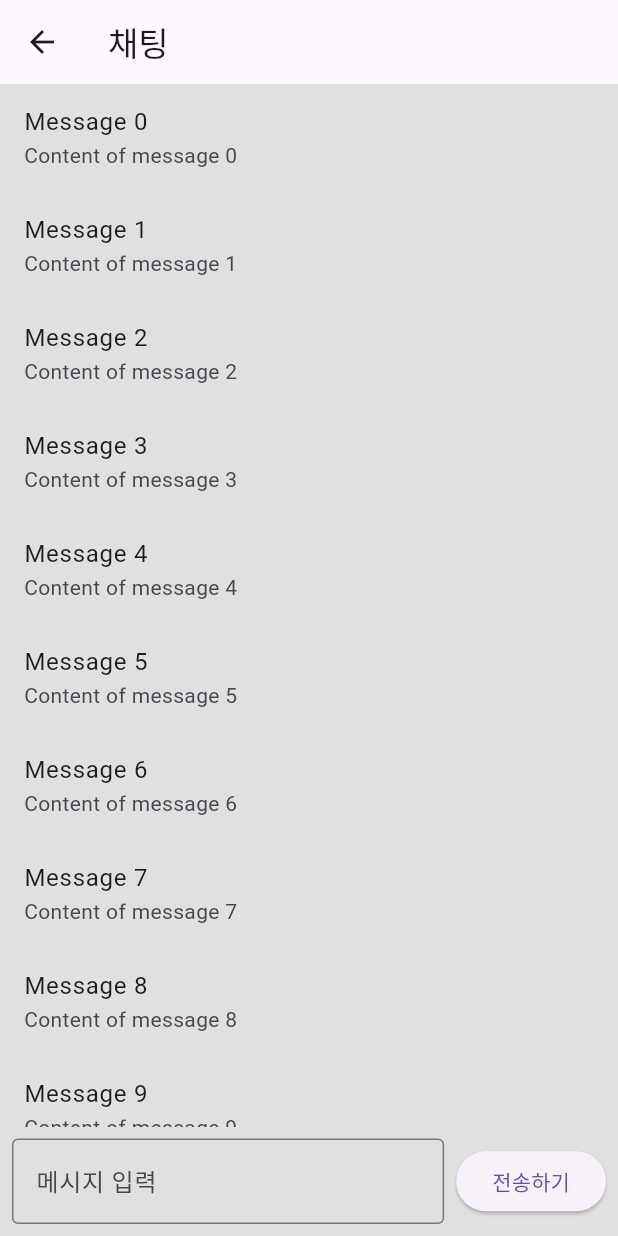
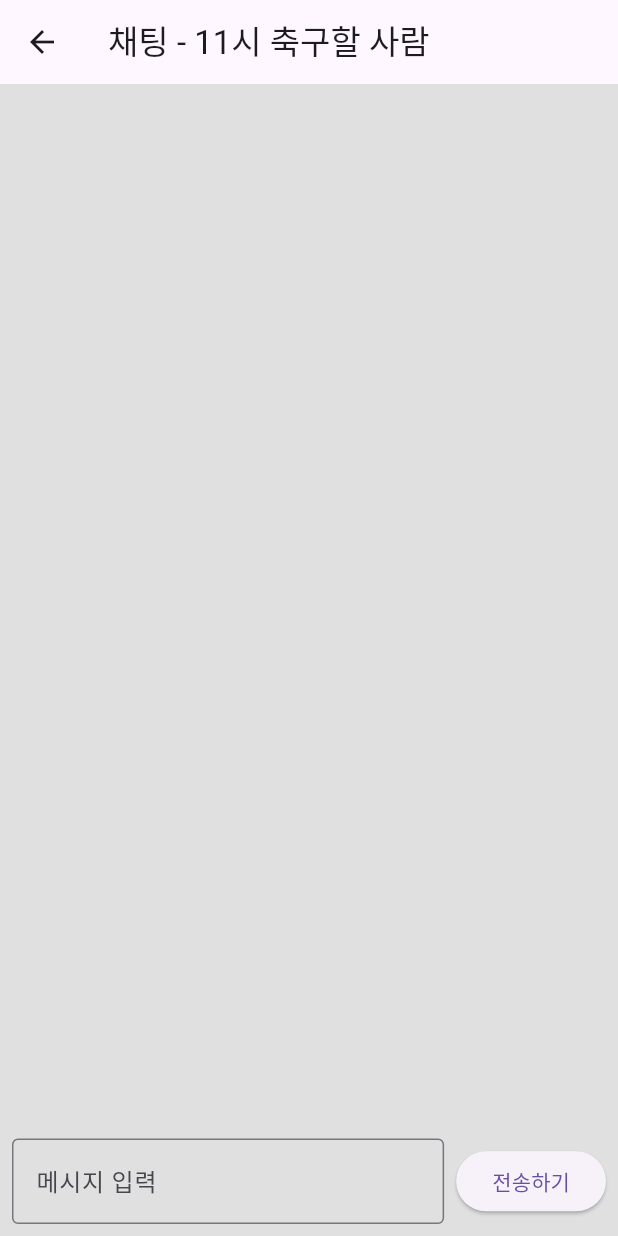
Before and after one commit to smu-flutter-project/smu_sports_matching, a Flutter app: the MeetScreen screen opened directly, after a tap on "11시 축구할 사람", on a phone screen of 412 x 824 dp. Run offline on Flutter 3.47's test engine with Material 3 defaults, Android fonts, the phone set to English and light mode, and no system bars; our stand-ins replace firebase_core, go_router, google_maps_flutter, shared_preferences, table_calendar; accounts and stored records are empty.

Commit message:
댓글 작업 완료

```diff
--- a/lib/screen/components/chat_screen.dart
+++ b/lib/screen/components/chat_screen.dart
@@ -1,24 +1,78 @@
 import 'package:flutter/material.dart';
+import 'package:shared_preferences/shared_preferences.dart';
+import 'dart:convert';
 
-// 채팅 화면
-class ChatScreen extends StatelessWidget {
-  const ChatScreen({Key? key}) : super(key: key);
+class ChatScreen extends StatefulWidget {
+  final String chatId;
+
+  const ChatScreen({Key? key, required this.chatId}) : super(key: key);
+
+  @override
+  State<ChatScreen> createState() => _ChatScreenState();
+}
+
+class _ChatScreenState extends State<ChatScreen> {
+  final TextEditingController _messageController = TextEditingController();
+  List<String> _messages = []; // 메시지 기록을 저장
+
+  @override
+  void initState() {
+    super.initState();
+    _loadMessages(); // 화면 로드 시 메시지 불러오기
+  }
+
+  @override
+  void dispose() {
+    _messageController.dispose();
+    super.dispose();
+  }
+
+  // 메시지를 로컬에 저장
+  Future<void> _saveMessages() async {
+    final prefs = await SharedPreferences.getInstance();
+    final messagesKey = 'messages_${widget.chatId}';
+    await prefs.setString(messagesKey, jsonEncode(_messages));
+  }
+
+  // 로컬에 저장된 메시지를 불러오기
+  Future<void> _loadMessages() async {
+    final prefs = await SharedPreferences.getInstance();
+    final messagesKey = 'messages_${widget.chatId}';
+    final savedMessages = prefs.getString(messagesKey);
+
+    if (savedMessages != null) {
+      setState(() {
+        _messages = List<String>.from(jsonDecode(savedMessages));
+      });
+    }
+  }
+
+  // 메시지 전송
+  void _sendMessage() {
+    final message = _messageController.text.trim();
+    if (message.isNotEmpty) {
+      setState(() {
+        _messages.add(message); // 메시지 추가
+        _messageController.clear(); // 입력 필드 초기화
+      });
+      _saveMessages(); // 메시지 저장
+    }
+  }
 
   @override
   Widget build(BuildContext context) {
     return Scaffold(
       appBar: AppBar(
-        title: const Text('채팅'),
+        title: Text('채팅 - ${widget.chatId}'),
       ),
       body: Column(
         children: [
           Expanded(
             child: ListView.builder(
-              itemCount: 10, // 메시지 수
+              itemCount: _messages.length,
               itemBuilder: (context, index) {
                 return ListTile(
-                  title: Text('Message $index'),
-                  subtitle: Text('Content of message $index'),
+                  title: Text('사용자: ${_messages[index]}'), // 메시지 출력
                 );
               },
             ),
@@ -29,6 +83,7 @@ class ChatScreen extends StatelessWidget {
               children: [
                 Expanded(
                   child: TextField(
+                    controller: _messageController,
                     decoration: const InputDecoration(
                       hintText: '메시지 입력',
                       border: OutlineInputBorder(),
@@ -37,9 +92,7 @@ class ChatScreen extends StatelessWidget {
                 ),
                 const SizedBox(width: 8.0),
                 ElevatedButton(
-                  onPressed: () {
-                    // 메시지 전송 로직
-                  },
+                  onPressed: _sendMessage,
                   child: const Text('전송하기'),
                 ),
               ],
--- a/lib/screen/meet_screen.dart
+++ b/lib/screen/meet_screen.dart
@@ -105,6 +105,8 @@ class _MeetScreenState extends State<MeetScreen>
   }
 
   Widget _buildMeetingCard(String title, String subtitle) {
+    final chatId = title; // 각 채팅방을 고유하게 식별하는 ID로 설정
+
     return Card(
       margin: const EdgeInsets.only(bottom: 16.0),
       child: ListTile(
@@ -115,7 +117,7 @@ class _MeetScreenState extends State<MeetScreen>
           Navigator.push(
             context,
             MaterialPageRoute(
-              builder: (context) => const ChatScreen(),
+              builder: (context) => ChatScreen(chatId: chatId),
             ),
           );
         },
--- a/pubspec.yaml
+++ b/pubspec.yaml
@@ -35,6 +35,7 @@ dependencies:
     # 필요한 경우 다른 Firebase 패키지도 추가 가능
   firebase_auth: ^4.16.0
   cloud_firestore: ^4.17.5
+  shared_preferences: ^2.0.18
 
 
 
```
Also changed, not shown: pubspec.lock.
